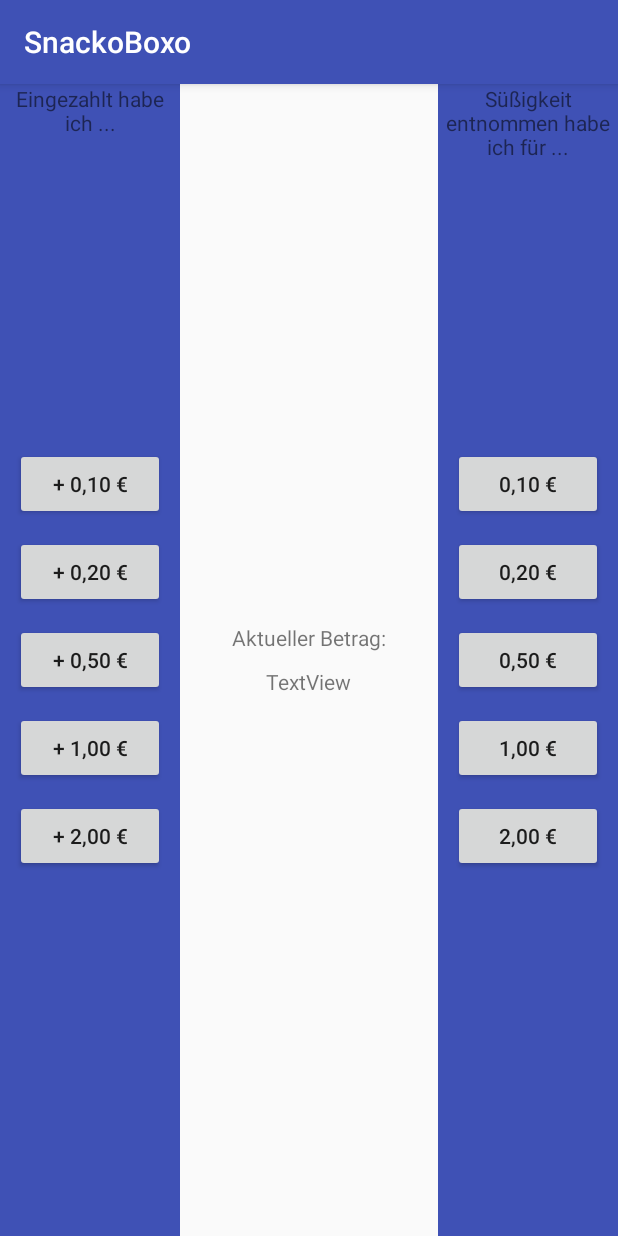
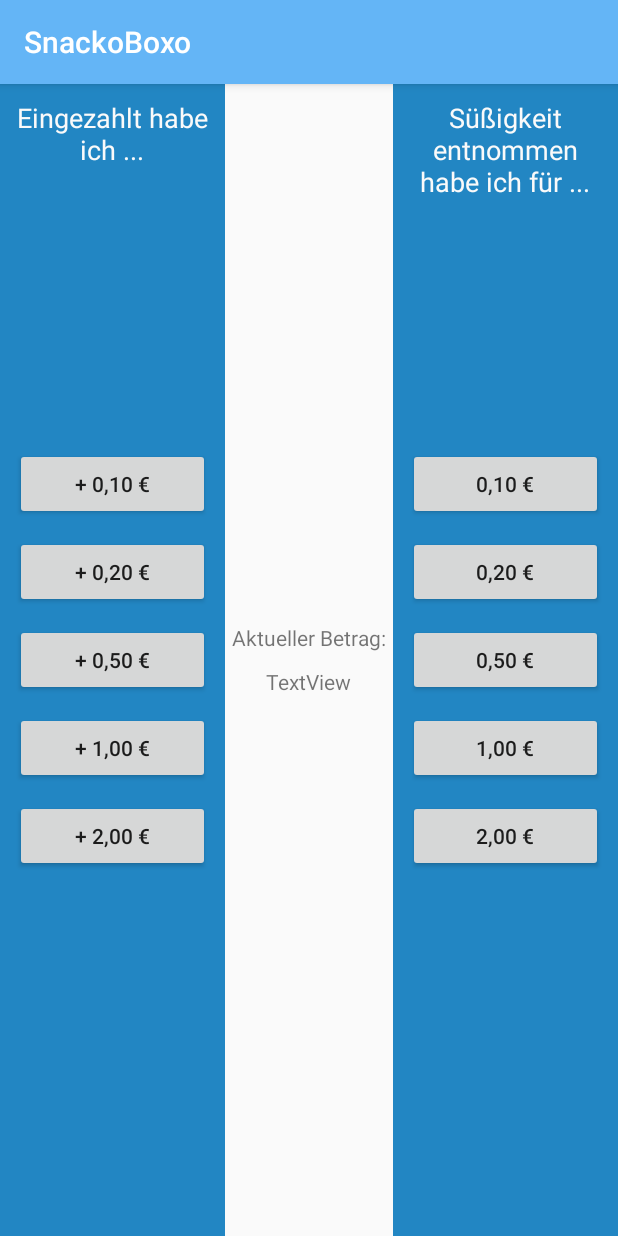
Before and after one commit to hauke96/SnackoBoxo, an Android app: the screen it shows after launch (MainActivity), on a phone screen of 412 x 824 dp. Run offline under Robolectric (Android 15) with nearby library versions, the phone set to English and light mode, and no system bars.

Commit message:
Change layout a bit

```diff
--- a/app/src/main/java/de/hauke_stieler/snackoboxo/MainActivity.java
+++ b/app/src/main/java/de/hauke_stieler/snackoboxo/MainActivity.java
@@ -2,8 +2,11 @@ package de.hauke_stieler.snackoboxo;
 
 import android.support.v7.app.AppCompatActivity;
 import android.os.Bundle;
+import android.util.Log;
 import android.view.View;
 import android.widget.Button;
+
+import java.text.MessageFormat;
 
 public class MainActivity extends AppCompatActivity {
 
@@ -26,10 +29,10 @@ public class MainActivity extends AppCompatActivity {
     }
 
     private void pay(int cent){
-
+        Log.d("PAY", MessageFormat.format("{0} cent", cent));
     }
 
     private void buy(int cent){
-
+        Log.d("BUY", MessageFormat.format("{0} cent", cent));
     }
 }
--- a/app/src/main/res/layout/activity_main.xml
+++ b/app/src/main/res/layout/activity_main.xml
@@ -4,14 +4,15 @@
     android:layout_width="match_parent"
     android:layout_height="match_parent"
     android:orientation="horizontal"
+    android:background="@color/colorSecondary"
     tools:context="de.hauke_stieler.snackoboxo.MainActivity">
 
     <RelativeLayout
         android:id="@+id/PayButtonsLayout"
-        android:layout_width="120dp"
+        android:layout_width="150dp"
         android:layout_height="match_parent"
         android:layout_alignParentLeft="true"
-        android:background="@color/colorPrimary">
+        android:background="@color/colorPrimaryDark">
 
         <TextView
             android:id="@+id/PayInfoLabel"
@@ -19,8 +20,11 @@
             android:layout_height="wrap_content"
             android:layout_alignParentTop="true"
             android:layout_centerHorizontal="true"
+            android:layout_margin="10dp"
             android:gravity="center_horizontal"
-            android:text="Eingezahlt habe ich ..." />
+            android:text="Eingezahlt habe ich ..."
+            android:textColor="@color/colorSecondary"
+            android:textSize="18sp" />
 
         <LinearLayout
             android:layout_width="match_parent"
@@ -106,10 +110,10 @@
 
     <RelativeLayout
         android:id="@+id/BuyForButtonsLayout"
-        android:layout_width="120dp"
+        android:layout_width="150dp"
         android:layout_height="match_parent"
         android:layout_alignParentRight="true"
-        android:background="@color/colorPrimary">
+        android:background="@color/colorPrimaryDark">
 
         <TextView
             android:id="@+id/BuyForInfoLabel"
@@ -117,8 +121,11 @@
             android:layout_height="wrap_content"
             android:layout_alignParentTop="true"
             android:layout_centerHorizontal="true"
+            android:layout_margin="10dp"
             android:gravity="center_horizontal"
-            android:text="Süßigkeit entnommen habe ich für ..." />
+            android:text="Süßigkeit entnommen habe ich für ..."
+            android:textColor="@color/colorSecondary"
+            android:textSize="18sp" />
 
         <LinearLayout
             android:layout_width="match_parent"
--- a/app/src/main/res/values/colors.xml
+++ b/app/src/main/res/values/colors.xml
@@ -1,6 +1,16 @@
 <?xml version="1.0" encoding="utf-8"?>
 <resources>
-    <color name="colorPrimary">#3F51B5</color>
-    <color name="colorPrimaryDark">#303F9F</color>
+    <!--<color name="colorPrimary">#3F51B5</color>-->
+    <!--<color name="colorPrimaryDark">#303F9F</color>-->
+    <!--<color name="colorAccent">#FF4081</color>-->
+
+    <!--<color name="colorPrimary">#1e88e5</color>-->
+    <!--<color name="colorPrimaryDark">#005cb2</color>-->
+    <!--<color name="colorSecondary">#fafafa</color>-->
+    <!--<color name="colorAccent">#FF4081</color>-->
+
+    <color name="colorPrimary">#64b5f6</color>
+    <color name="colorPrimaryDark">#2286c3</color>
+    <color name="colorSecondary">#fafafa</color>
     <color name="colorAccent">#FF4081</color>
 </resources>
```
